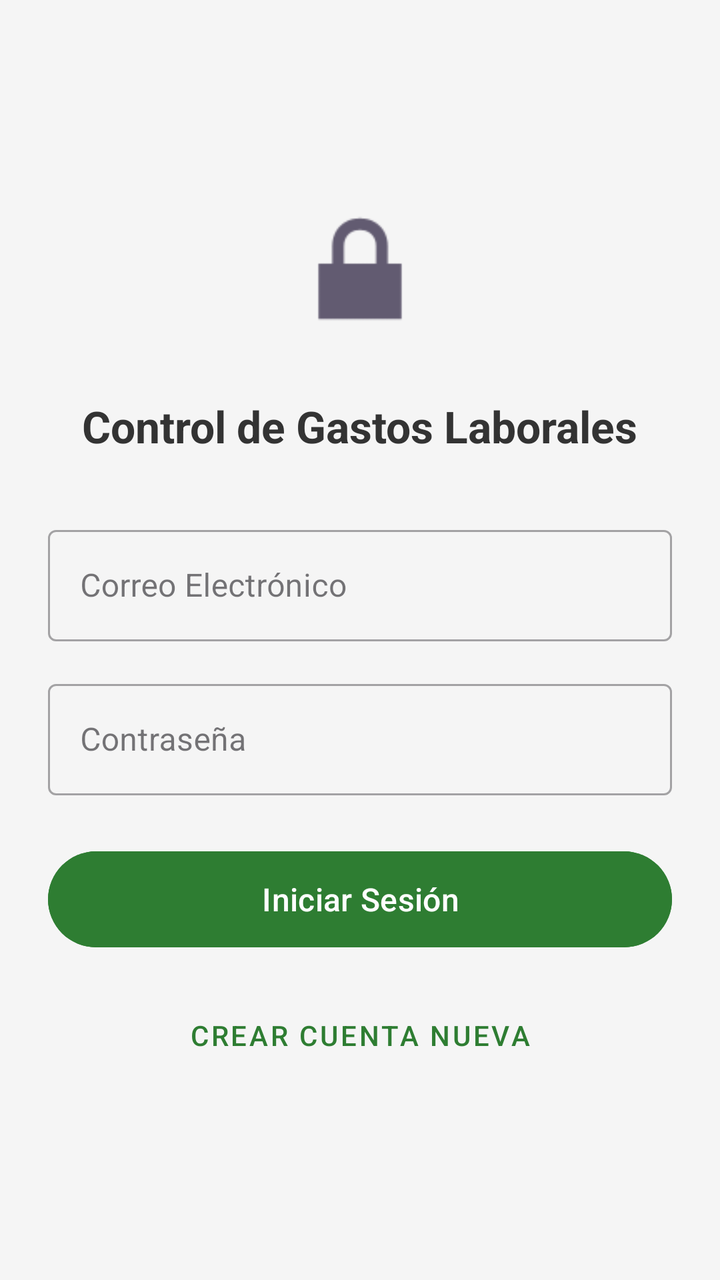
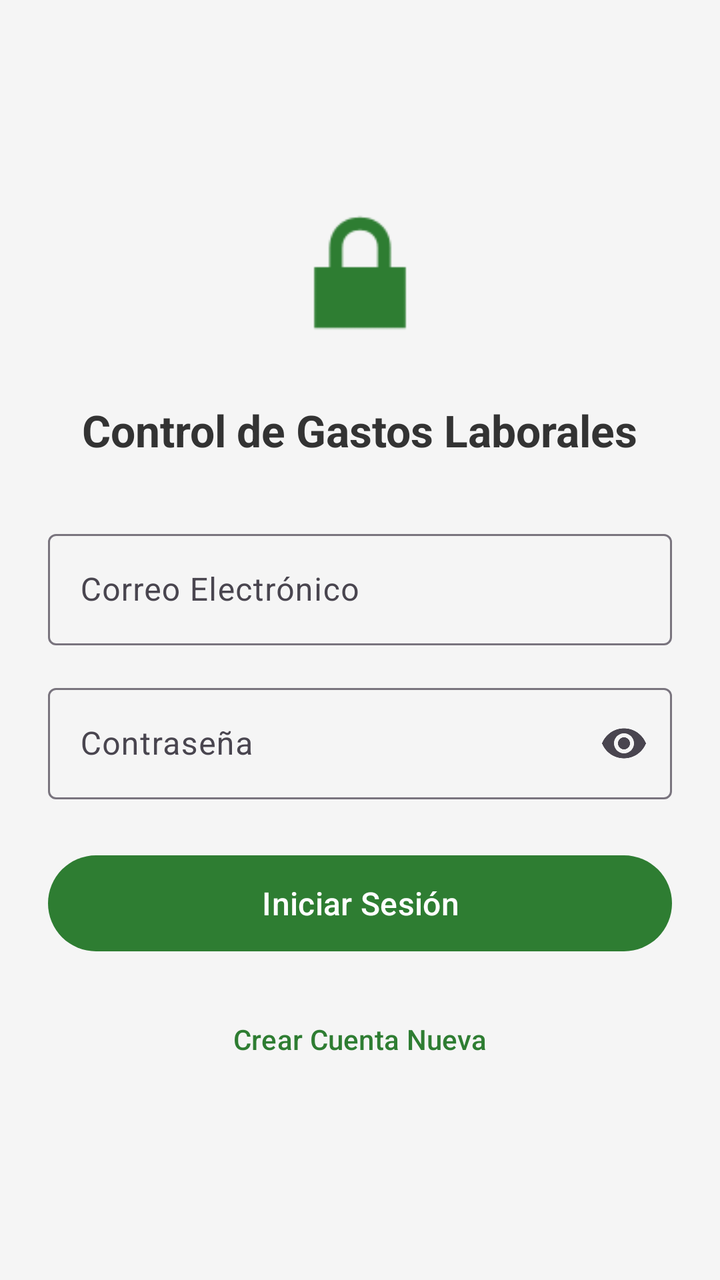

An Android layout rendered at two revisions. The XML below is the earlier revision; the diff shows what the commit changed to produce the second picture.
<!-- AndroidManifest.xml: application theme Theme.ControlDeGastos -->
<!-- res/layout/activity_login.xml -->
<?xml version="1.0" encoding="utf-8"?>
<LinearLayout
        xmlns:android="http://schemas.android.com/apk/res/android"
        xmlns:app="http://android.com"
        android:layout_width="match_parent"
        android:layout_height="match_parent"
        android:orientation="vertical"
        android:padding="24dp"
        android:gravity="center"
        android:background="#F5F5F5">

    <ImageView
            android:layout_width="80dp"
            android:layout_height="80dp"
            android:src="@android:drawable/ic_lock_lock"
            app:tint="#2E7D32"
            android:layout_marginBottom="24dp"/>

    <TextView
            android:layout_width="wrap_content"
            android:layout_height="wrap_content"
            android:text="Control de Gastos Laborales"
            android:textSize="22sp"
            android:textStyle="bold"
            android:textColor="#333333"
            android:layout_marginBottom="32dp"/>

    
    <com.google.android.material.textfield.TextInputLayout
            android:layout_width="match_parent"
            android:layout_height="wrap_content"
            android:hint="Correo Electrónico"
            android:layout_marginBottom="16dp"
            style="@style/Widget.MaterialComponents.TextInputLayout.OutlinedBox">

        <com.google.android.material.textfield.TextInputEditText
                android:id="@+id/etEmail"
                android:layout_width="match_parent"
                android:layout_height="wrap_content"
                android:inputType="textEmailAddress"/>
    </com.google.android.material.textfield.TextInputLayout>

    
    <com.google.android.material.textfield.TextInputLayout
            android:layout_width="match_parent"
            android:layout_height="wrap_content"
            android:hint="Contraseña"
            android:layout_marginBottom="24dp"
            app:passwordToggleEnabled="true"
            style="@style/Widget.MaterialComponents.TextInputLayout.OutlinedBox">

        <com.google.android.material.textfield.TextInputEditText
                android:id="@+id/etPassword"
                android:layout_width="match_parent"
                android:layout_height="wrap_content"
                android:inputType="textPassword"/>
    </com.google.android.material.textfield.TextInputLayout>

    
    <Button
            android:id="@+id/btnLogin"
            android:layout_width="match_parent"
            android:layout_height="56dp"
            android:text="Iniciar Sesión"
            android:backgroundTint="#2E7D32"
            android:textColor="#FFFFFF"
            android:textSize="16sp"
            android:layout_marginBottom="12dp"/>

    <Button
            android:id="@+id/btnRegister"
            android:layout_width="match_parent"
            android:layout_height="56dp"
            android:text="Crear Cuenta Nueva"
            style="@style/Widget.MaterialComponents.Button.TextButton"
            android:textColor="#2E7D32"
            android:textSize="14sp"/>

</LinearLayout>
<!-- resources referenced by this layout -->
<resources>
  <style name="Theme.ControlDeGastos" parent="Base.Theme.ControlDeGastos" />
  <style name="Base.Theme.ControlDeGastos" parent="Theme.Material3.DayNight.NoActionBar">
          
          
      </style>
</resources>

<!-- the commit's change to res/layout/activity_login.xml (unified diff, before → after) -->
@@ -1,79 +1,84 @@
 <?xml version="1.0" encoding="utf-8"?>
-<LinearLayout
-        xmlns:android="http://schemas.android.com/apk/res/android"
-        xmlns:app="http://android.com"
+<ScrollView xmlns:android="http://schemas.android.com/apk/res/android"
+    xmlns:app="http://schemas.android.com/apk/res-auto"
+    android:layout_width="match_parent"
+    android:layout_height="match_parent"
+    android:background="@color/fondo"
+    android:fillViewport="true">
+
+    <LinearLayout
         android:layout_width="match_parent"
-        android:layout_height="match_parent"
+        android:layout_height="wrap_content"
+        android:gravity="center"
         android:orientation="vertical"
-        android:padding="24dp"
-        android:gravity="center"
-        android:background="#F5F5F5">
+        android:padding="24dp">
 
-    <ImageView
-            android:layout_width="80dp"
-            android:layout_height="80dp"
+        <ImageView
+            android:layout_width="88dp"
+            android:layout_height="88dp"
+            android:layout_marginBottom="20dp"
+            android:contentDescription="@string/app_name"
             android:src="@android:drawable/ic_lock_lock"
-            app:tint="#2E7D32"
-            android:layout_marginBottom="24dp"/>
+            app:tint="@color/verde_primario" />
 
-    <TextView
+        <TextView
             android:layout_width="wrap_content"
             android:layout_height="wrap_content"
-            android:text="Control de Gastos Laborales"
+            android:layout_marginBottom="32dp"
+            android:text="@string/login_titulo"
+            android:textColor="@color/texto_principal"
             android:textSize="22sp"
-            android:textStyle="bold"
-            android:textColor="#333333"
-            android:layout_marginBottom="32dp"/>
+            android:textStyle="bold" />
 
-    
-    <com.google.android.material.textfield.TextInputLayout
+        <com.google.android.material.textfield.TextInputLayout
+            android:id="@+id/tilEmail"
+            style="@style/Widget.Material3.TextInputLayout.OutlinedBox"
             android:layout_width="match_parent"
             android:layout_height="wrap_content"
-            android:hint="Correo Electrónico"
             android:layout_marginBottom="16dp"
-            style="@style/Widget.MaterialComponents.TextInputLayout.OutlinedBox">
+            android:hint="@string/correo_electronico">
 
-        <com.google.android.material.textfield.TextInputEditText
+            <com.google.android.material.textfield.TextInputEditText
                 android:id="@+id/etEmail"
                 android:layout_width="match_parent"
                 android:layout_height="wrap_content"
-                android:inputType="textEmailAddress"/>
-    </com.google.android.material.textfield.TextInputLayout>
+                android:inputType="textEmailAddress"
+                android:maxLines="1" />
+        </com.google.android.material.textfield.TextInputLayout>
 
-    
-    <com.google.android.material.textfield.TextInputLayout
+        <com.google.android.material.textfield.TextInputLayout
+            android:id="@+id/tilPassword"
+            style="@style/Widget.Material3.TextInputLayout.OutlinedBox"
             android:layout_width="match_parent"
             android:layout_height="wrap_content"
-            android:hint="Contraseña"
             android:layout_marginBottom="24dp"
-            app:passwordToggleEnabled="true"
-            style="@style/Widget.MaterialComponents.TextInputLayout.OutlinedBox">
+            android:hint="@string/contrasena"
+            app:endIconMode="password_toggle">
 
-        <com.google.android.material.textfield.TextInputEditText
+            <com.google.android.material.textfield.TextInputEditText
                 android:id="@+id/etPassword"
                 android:layout_width="match_parent"
                 android:layout_height="wrap_content"
-                android:inputType="textPassword"/>
-    </com.google.android.material.textfield.TextInputLayout>
+                android:inputType="textPassword"
+                android:maxLines="1" />
+        </com.google.android.material.textfield.TextInputLayout>
 
-    
-    <Button
+        <Button
             android:id="@+id/btnLogin"
             android:layout_width="match_parent"
             android:layout_height="56dp"
-            android:text="Iniciar Sesión"
-            android:backgroundTint="#2E7D32"
-            android:textColor="#FFFFFF"
+            android:layout_marginBottom="12dp"
+            android:text="@string/iniciar_sesion"
             android:textSize="16sp"
-            android:layout_marginBottom="12dp"/>
+            app:backgroundTint="@color/verde_primario" />
 
-    <Button
+        <Button
             android:id="@+id/btnRegister"
+            style="@style/Widget.Material3.Button.TextButton"
             android:layout_width="match_parent"
             android:layout_height="56dp"
-            android:text="Crear Cuenta Nueva"
-            style="@style/Widget.MaterialComponents.Button.TextButton"
-            android:textColor="#2E7D32"
-            android:textSize="14sp"/>
-
-</LinearLayout>
+            android:text="@string/crear_cuenta"
+            android:textColor="@color/verde_primario"
+            android:textSize="14sp" />
+    </LinearLayout>
+</ScrollView>
<!-- resource entries referenced after the edit -->
@@ -1,9 +1,23 @@
 <!-- resources referenced by this layout -->
 <resources>
+  <color name="fondo">#F5F5F5</color>
+  <color name="texto_principal">#333333</color>
+  <color name="verde_primario">#2E7D32</color>
+  <string name="app_name">ControlDeGastos</string>
+  <string name="contrasena">Contraseña</string>
+  <string name="correo_electronico">Correo Electrónico</string>
+  <string name="crear_cuenta">Crear Cuenta Nueva</string>
+  <string name="iniciar_sesion">Iniciar Sesión</string>
+  <string name="login_titulo">Control de Gastos Laborales</string>
   <style name="Theme.ControlDeGastos" parent="Base.Theme.ControlDeGastos" />
   <style name="Base.Theme.ControlDeGastos" parent="Theme.Material3.DayNight.NoActionBar">
-          
-          
+          <item name="colorPrimary">@color/verde_primario</item>
+          <item name="colorOnPrimary">@color/white</item>
+          <item name="colorSecondary">@color/verde_oscuro</item>
+          <item name="android:statusBarColor">@color/verde_oscuro</item>
+          <item name="android:windowBackground">@color/fondo</item>
       </style>
+  <color name="white">#FFFFFFFF</color>
+  <color name="verde_oscuro">#1B5E20</color>
 </resources>
 
